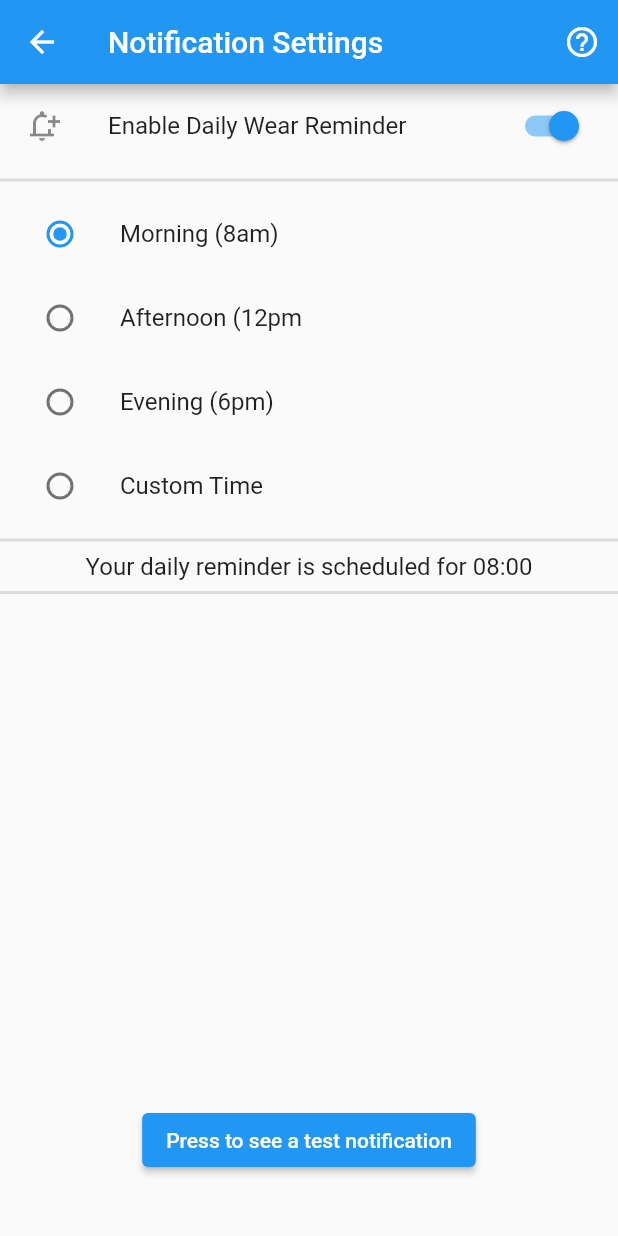
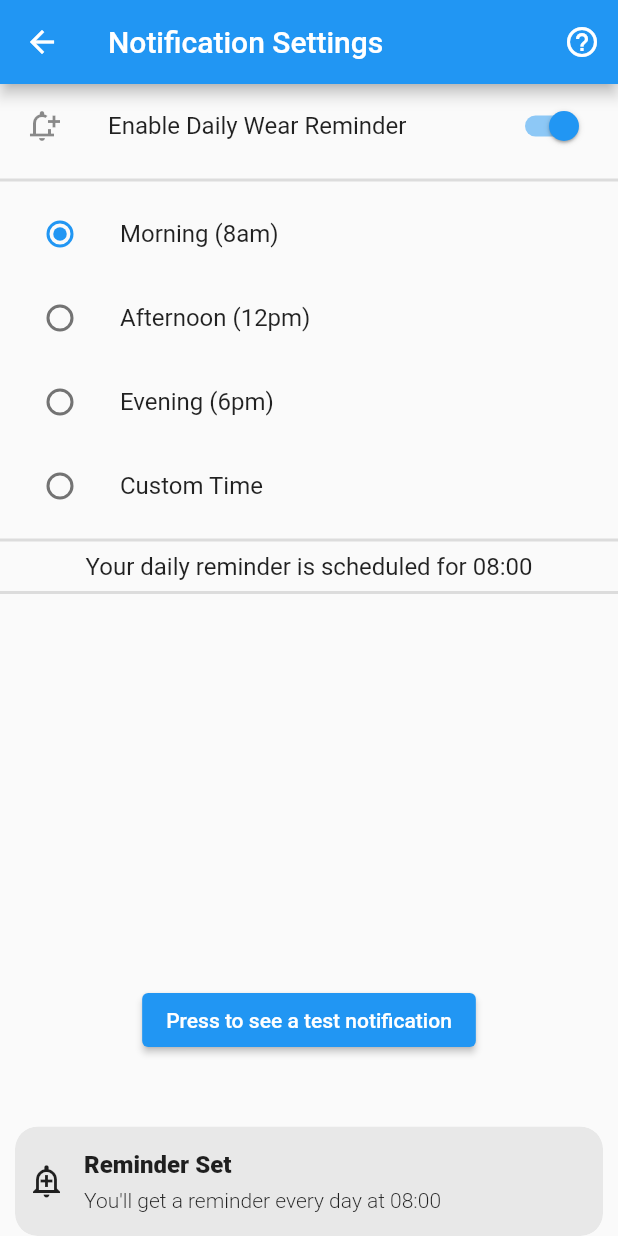
Before and after one commit to Stif-UK/WristCheck, a Flutter app: the Notifications screen opened directly, after a tap on "Enable Daily Wear Reminder", on a phone screen of 412 x 824 dp. Run offline on Flutter 3.47's test engine with Material 2 defaults, Android fonts, the phone set to English and light mode, and no system bars; our stand-ins replace file_picker, flutter_local_notifications, flutter_markdown, get, hive, hive_flutter and 7 more; accounts and stored records are empty.

Commit message:
snackbar added for daily notification setup

```diff
--- a/lib/copy/snackbars.dart
+++ b/lib/copy/snackbars.dart
@@ -42,6 +42,14 @@ class WristCheckSnackBars{
     );
   }
 
+  static dailyNotification(String selectedTime){
+    Get.snackbar(
+    "Reminder Set",
+        "You'll get a reminder every day at $selectedTime",
+    icon: const Icon(Icons.add_alert_outlined),
+    snackPosition: SnackPosition.BOTTOM);
+  }
+
 
 
 
--- a/lib/ui/notifications.dart
+++ b/lib/ui/notifications.dart
@@ -4,6 +4,7 @@ import 'package:wristcheck/copy/dialogs.dart';
 import 'package:wristcheck/model/wristcheck_preferences.dart';
 import 'package:wristcheck/services/local_notification_service.dart';
 import 'package:wristcheck/model/enums/notification_time_options.dart';
+import 'package:wristcheck/copy/snackbars.dart';
 
 // enum NotificationTimeOptions {morning, afternoon, evening, custom}
 
@@ -91,7 +92,7 @@ class _NotificationsState extends State<Notifications> {
                 ),
               ),
               ListTile(
-                title: const Text("Afternoon (12pm"),
+                title: const Text("Afternoon (12pm)"),
                 leading: Radio<NotificationTimeOptions>(
                   value: NotificationTimeOptions.afternoon,
                   groupValue: _notificationTime ,
@@ -153,7 +154,7 @@ class _NotificationsState extends State<Notifications> {
                 ElevatedButton(onPressed: () async {
                   await notificationService.showNotification(id: 0, title: "WristCheck Reminder", body: "Don't forget to log what's on your wrist!");
                 }, child: const Text("Press to see a test notification")),
-                const SizedBox(height: 40,)
+                const SizedBox(height: 120,)
               ],
             ),
           ),
@@ -167,6 +168,8 @@ class _NotificationsState extends State<Notifications> {
   Future<void> _setNotification(NotificationTimeOptions selectedTime, TimeOfDay? customTime) async {
     _selectedTime = customTime.toString();
     await WristCheckPreferences.setDailyNotificationTime(customTime.toString());
-    notificationService.showScheduledNotification(id: 1, title: "WristCheck Reminder", body: "$selectedTime + ${customTime.toString()}", time: customTime!);
+    notificationService.showScheduledNotification(id: 1, title: "WristCheck Reminder", body: "Don't forget to track what's on your wrist today!", time: customTime!);
+    String timeString = _selectedTime!.substring(10, _selectedTime!.length-1);
+    WristCheckSnackBars.dailyNotification(timeString);
   }
 }
```
